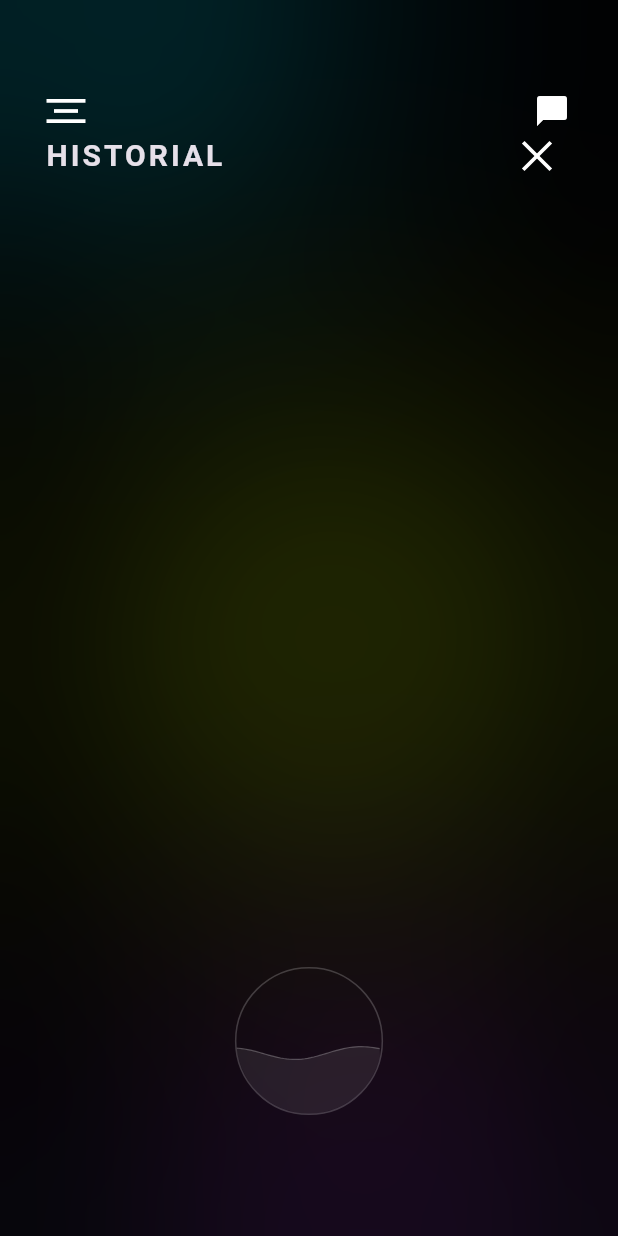
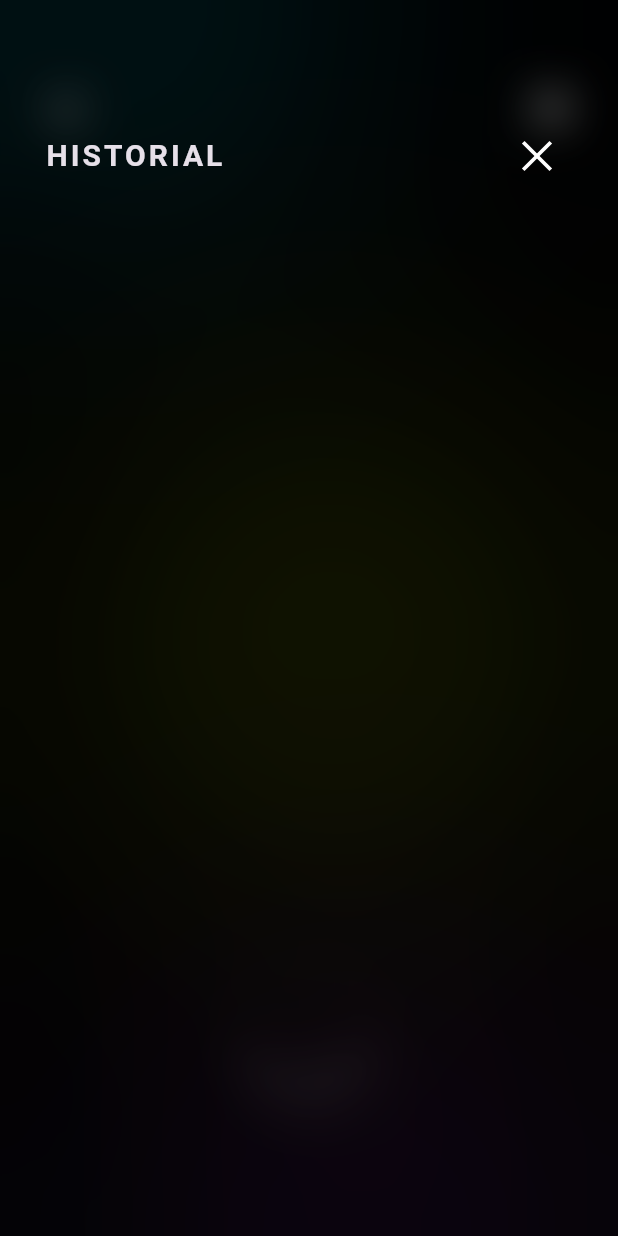
Before and after one commit to ggbbrr17/app, a Flutter app: the screen it shows after launch, after a tap on the "history" icon, on a phone screen of 412 x 824 dp. Run offline on Flutter 3.47's test engine with Material 3 defaults, Android fonts, the phone set to English and light mode, and no system bars; our stand-ins replace audioplayers, file_picker, flutter_local_notifications; missing offline and left inert: record.

Commit message:
UI: Fixed history menu readability and close button hit area

```diff
--- a/lib/main.dart
+++ b/lib/main.dart
@@ -535,8 +535,10 @@ class _ChatScreenState extends State<ChatScreen> with TickerProviderStateMixin,
             ),
           if (_showHistory)
             Positioned.fill(
+              child: BackdropFilter(
+                filter: ImageFilter.blur(sigmaX: 15, sigmaY: 15),
                 child: Container(
-                color: Colors.transparent, // Totalmente transparente
+                  color: Colors.black.withValues(alpha: 0.5), // Más opaco para mejor lectura
                   child: Column(
                     children: [
                       const SizedBox(height: 80),
@@ -547,6 +549,7 @@ class _ChatScreenState extends State<ChatScreen> with TickerProviderStateMixin,
                           children: [
                             const Text("HISTORIAL", style: TextStyle(fontSize: 20, fontWeight: FontWeight.bold, letterSpacing: 2)),
                             GestureDetector(
+                              behavior: HitTestBehavior.opaque, // Hace que toda el área sea "clickeable"
                               onTap: () => setState(() => _showHistory = false),
                               child: SizedBox(
                                 width: 48, height: 48,
@@ -567,6 +570,7 @@ class _ChatScreenState extends State<ChatScreen> with TickerProviderStateMixin,
                   ),
                 ),
               ),
+            ),
         ],
       ),
     ),
```
Lines whose indentation alone changed are shown as unchanged.
